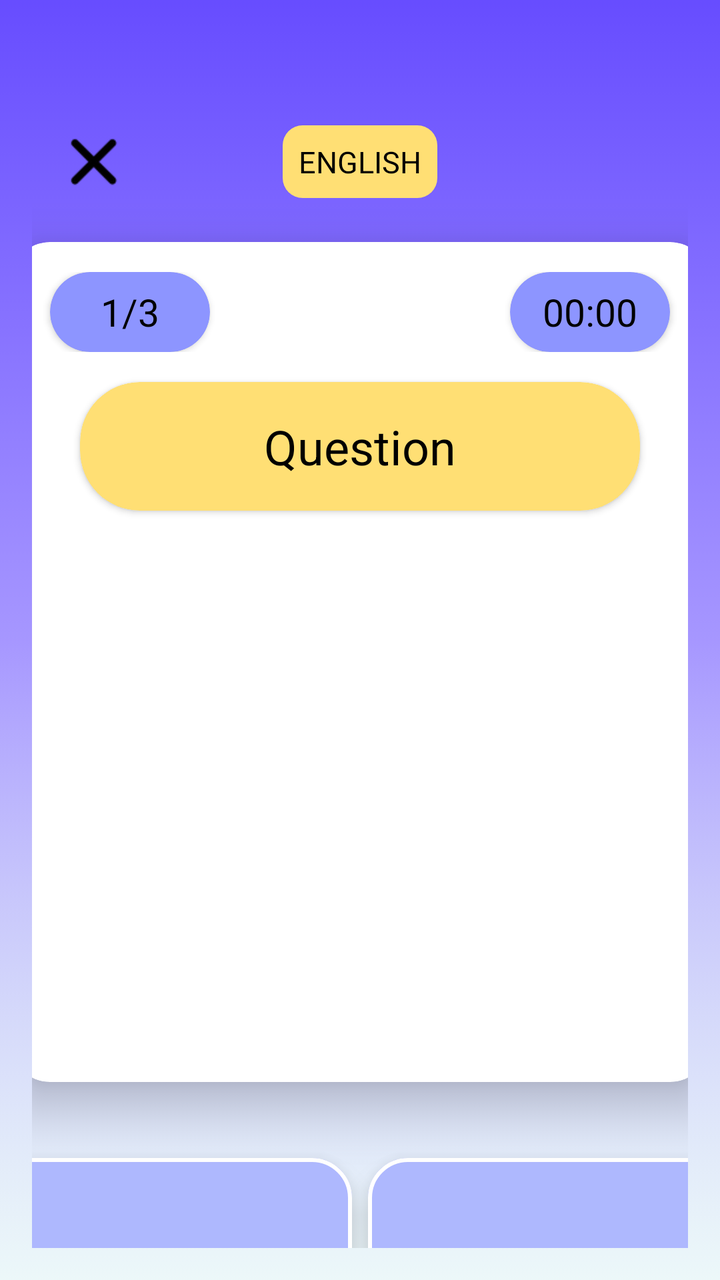
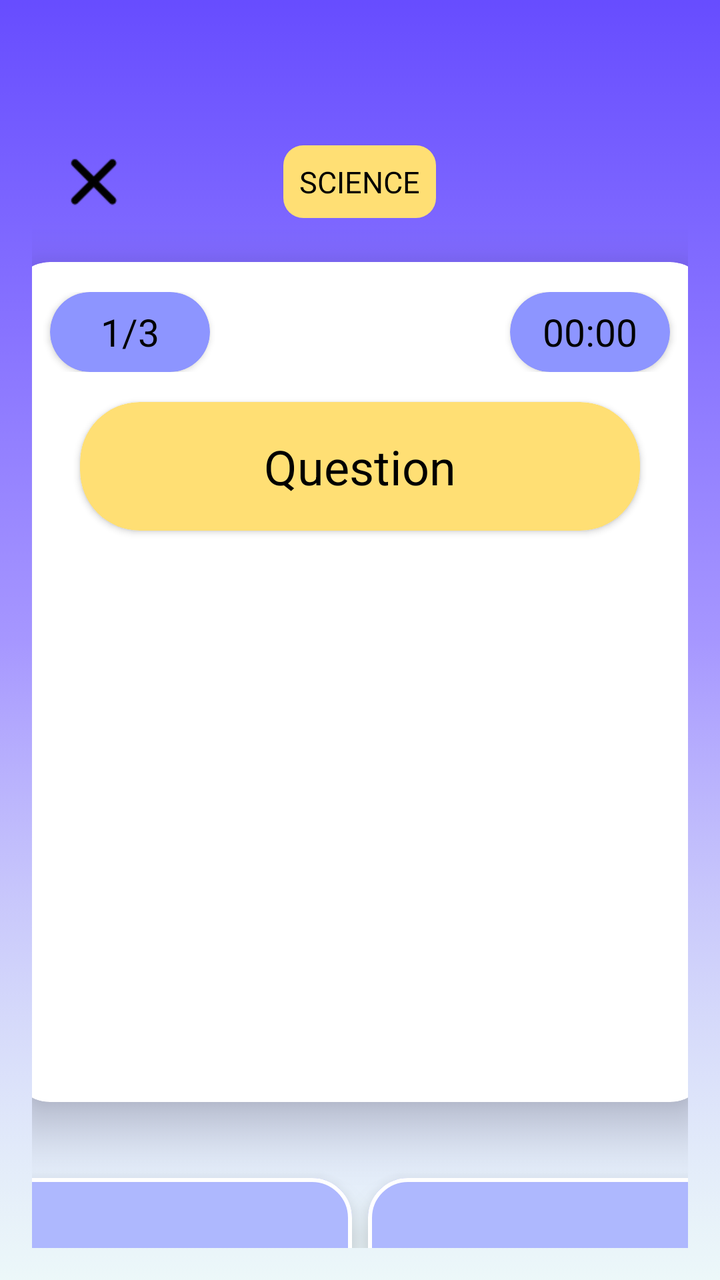

Screens rendered from an Android XML layout before and after an edit, with the pre-edit source and the edit as a unified diff.
<!-- AndroidManifest.xml: application theme Theme.QuizApp -->
<!-- res/layout/quiz_science_1.xml -->
<?xml version="1.0" encoding="utf-8"?>
<LinearLayout xmlns:android="http://schemas.android.com/apk/res/android"
    xmlns:tools="http://schemas.android.com/tools"
    xmlns:app="http://schemas.android.com/apk/res-auto"
    android:id="@+id/main"
    android:layout_width="match_parent"
    android:layout_height="match_parent"
    android:orientation="vertical"
    android:padding="16dp"
    android:background="@drawable/background"
    tools:context=".QuizScience">

    <RelativeLayout
        android:layout_width="match_parent"
        android:layout_height="50dp"
        android:layout_marginTop="40dp">

        <ImageView
            android:id="@+id/close_button"
            android:layout_width="30dp"
            android:layout_height="30dp"
            android:layout_alignParentStart="true"
            android:layout_centerVertical="true"
            android:layout_marginStart="16dp"
            android:src="@drawable/close_button"/>

        <TextView
            android:id="@+id/editProfileLabel"
            android:layout_width="wrap_content"
            android:layout_height="wrap_content"
            android:text="ENGLISH"
            android:textSize="15sp"
            android:textColor="#000000"
            android:background="@drawable/edit_profile_label_bg"
            android:padding="8dp"
            android:gravity="center"
            android:layout_centerInParent="true"/>

        <androidx.cardview.widget.CardView
            android:layout_width="wrap_content"
            android:layout_height="match_parent"
            android:layout_alignParentEnd="true"
            android:layout_centerVertical="true"
            android:layout_marginEnd="16dp">
        </androidx.cardview.widget.CardView>

    </RelativeLayout>

    <androidx.cardview.widget.CardView
        android:layout_width="350dp"
        android:layout_height="420dp"
        android:layout_marginTop="15dp"
        android:layout_gravity="center_horizontal"
        app:cardBackgroundColor="@android:color/white"
        app:cardCornerRadius="20dp"
        app:cardElevation="15dp">

        <LinearLayout
            android:layout_width="350dp"
            android:layout_height="40dp"
            android:layout_marginTop="15dp"
            android:layout_marginBottom="15dp">

            <androidx.cardview.widget.CardView
                android:layout_width="80dp"
                android:layout_height="40dp"
                android:layout_gravity="center_horizontal"
                android:layout_marginLeft="20dp"
                android:layout_marginRight="20dp"
                app:cardBackgroundColor="@color/buttonPurple"
                app:cardCornerRadius="30dp">

                <TextView
                    android:id="@+id/totalQuestion"
                    android:layout_width="80dp"
                    android:layout_height="40dp"
                    android:gravity="center"
                    android:text="1/3"
                    android:textColor="@color/black"
                    android:textSize="19sp" />

            </androidx.cardview.widget.CardView>

            <androidx.cardview.widget.CardView
                android:id="@+id/timer"
                android:layout_width="80dp"
                android:layout_height="40dp"
                android:layout_gravity="center_horizontal"
                android:layout_marginStart="130dp"
                app:cardBackgroundColor="@color/buttonPurple"
                app:cardCornerRadius="30dp">

                <TextView
                    android:id="@+id/timerText"
                    android:layout_width="80dp"
                    android:layout_height="40dp"
                    android:gravity="center"
                    android:text="00:00"
                    android:textColor="@color/black"
                    android:textSize="19sp" />

            </androidx.cardview.widget.CardView>

        </LinearLayout>

        <androidx.cardview.widget.CardView
            android:layout_width="280dp"
            android:layout_height="wrap_content"
            android:layout_gravity="center_horizontal"
            android:layout_marginTop="70dp"
            android:layout_marginBottom="20dp"
            app:cardBackgroundColor="@color/yellow"
            app:cardCornerRadius="30dp">

            <TextView
                android:id="@+id/question_text"
                android:layout_width="280dp"
                android:layout_height="wrap_content"
                android:gravity="center"
                android:padding="16dp"
                android:text="Question"
                android:textColor="@color/black"
                android:textSize="24sp" />

        </androidx.cardview.widget.CardView>

        <ImageView
            android:id="@+id/imageView"
            android:layout_width="240dp"
            android:layout_height="240dp"
            android:layout_marginTop="160dp"
            android:layout_gravity="center_horizontal">
        </ImageView>

    </androidx.cardview.widget.CardView>

    <LinearLayout
        style="?android:attr/buttonBarStyle"
        android:layout_width="380dp"
        android:layout_height="140dp"
        android:layout_gravity="center_horizontal"
        android:layout_marginTop="30dp"
        android:orientation="horizontal">

        <Button
            android:id="@+id/option_1_button"
            style="?android:attr/buttonBarButtonStyle"
            android:layout_width="60dp"
            android:layout_height="140dp"
            android:layout_margin="4dp"
            android:layout_weight="1"
            android:backgroundTint="@color/lightPurple"
            android:text="Option 1"
            android:textColor="@color/black"
            android:textSize="20sp"
            android:elevation="10dp"
            android:stateListAnimator="@null"
            android:outlineProvider="background"
            app:cornerRadius="20dp"
            app:strokeColor="@color/white"
            app:strokeWidth="2dp" />

        <Button
            android:id="@+id/option_2_button"
            style="?android:attr/buttonBarButtonStyle"
            android:layout_width="60dp"
            android:layout_height="140dp"
            android:layout_margin="4dp"
            android:layout_weight="1"
            android:backgroundTint="@color/lightPurple"
            android:text="Option 2"
            android:textColor="@color/black"
            android:textSize="20sp"
            android:elevation="10dp"
            android:stateListAnimator="@null"
            android:outlineProvider="background"
            app:cornerRadius="20dp"
            app:strokeColor="@color/white"
            app:strokeWidth="2dp" />
    </LinearLayout>

    <LinearLayout
        style="?android:attr/buttonBarStyle"
        android:layout_width="380dp"
        android:layout_height="140dp"
        android:layout_gravity="center_horizontal"
        android:layout_marginTop="10dp"
        android:orientation="horizontal">

        <Button
            android:id="@+id/option_3_button"
            style="?android:attr/buttonBarButtonStyle"
            android:layout_width="60dp"
            android:layout_height="140dp"
            android:layout_margin="4dp"
            android:layout_weight="1"
            android:backgroundTint="@color/lightPurple"
            android:text="Option 3"
            android:textColor="@color/black"
            android:textSize="20sp"
            android:elevation="10dp"
            android:stateListAnimator="@null"
            android:outlineProvider="background"
            app:cornerRadius="20dp"
            app:strokeColor="@color/white"
            app:strokeWidth="2dp" />

        <Button
            android:id="@+id/option_4_button"
            style="?android:attr/buttonBarButtonStyle"
            android:layout_width="60dp"
            android:layout_height="140dp"
            android:layout_margin="4dp"
            android:layout_weight="1"
            android:backgroundTint="@color/lightPurple"
            android:text="Option 4"
            android:textColor="@color/black"
            android:textSize="20sp"
            android:elevation="10dp"
            android:stateListAnimator="@null"
            android:outlineProvider="background"
            app:cornerRadius="20dp"
            app:strokeColor="@color/white"
            app:strokeWidth="2dp" />
    </LinearLayout>

</LinearLayout>
<!-- resources referenced by this layout -->
<resources>
  <color name="black">#FF000000</color>
  <color name="buttonPurple">#8D95FF</color>
  <color name="lightPurple">#AEB8FE</color>
  <color name="white">#FFFFFFFF</color>
  <color name="yellow">#FFDF74</color>
  <!-- drawable background: png bitmap (drawable, 33364 bytes) -->
  <!-- drawable close_button: png bitmap (drawable, 2223 bytes) -->
  <!-- drawable edit_profile_label_bg (drawable) -->
  <?xml version="1.0" encoding="utf-8"?>
  <shape android:shape="rectangle" xmlns:android="http://schemas.android.com/apk/res/android">
  
      <corners android:radius="10dp"/>
      <solid android:color="@color/yellow"/>
  </shape>
  <style name="Theme.QuizApp" parent="Base.Theme.QuizApp" />
  <style name="Base.Theme.QuizApp" parent="Theme.Material3.DayNight.NoActionBar">
          
          <item name="colorPrimary">@color/purple</item>
          <item name="colorPrimaryVariant">@color/blue</item>
          <item name="android:statusBarColor">@color/blue</item>
      </style>
  <color name="purple">#2600FF</color>
  <color name="blue">#B0E0E6</color>
</resources>

<!-- the commit's change to res/layout/quiz_science_1.xml (unified diff, before → after) -->
@@ -13,7 +13,7 @@
     <RelativeLayout
         android:layout_width="match_parent"
         android:layout_height="50dp"
-        android:layout_marginTop="40dp">
+        android:layout_marginTop="50dp">
 
         <ImageView
             android:id="@+id/close_button"
@@ -28,7 +28,7 @@
             android:id="@+id/editProfileLabel"
             android:layout_width="wrap_content"
             android:layout_height="wrap_content"
-            android:text="ENGLISH"
+            android:text="SCIENCE"
             android:textSize="15sp"
             android:textColor="#000000"
             android:background="@drawable/edit_profile_label_bg"
